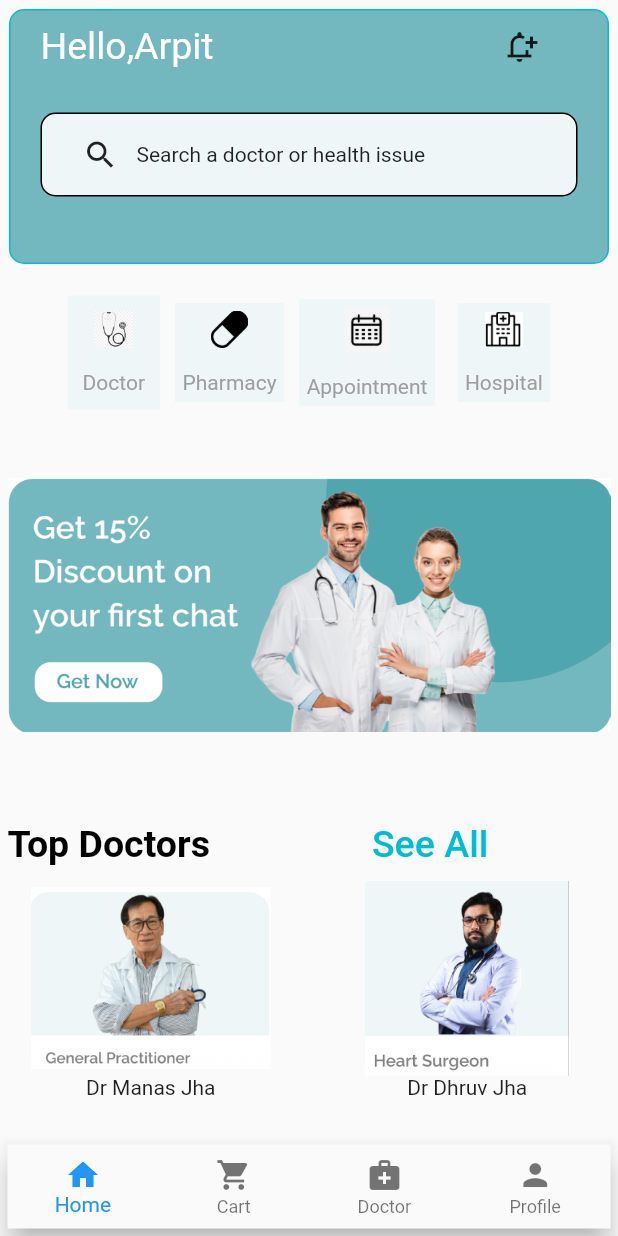
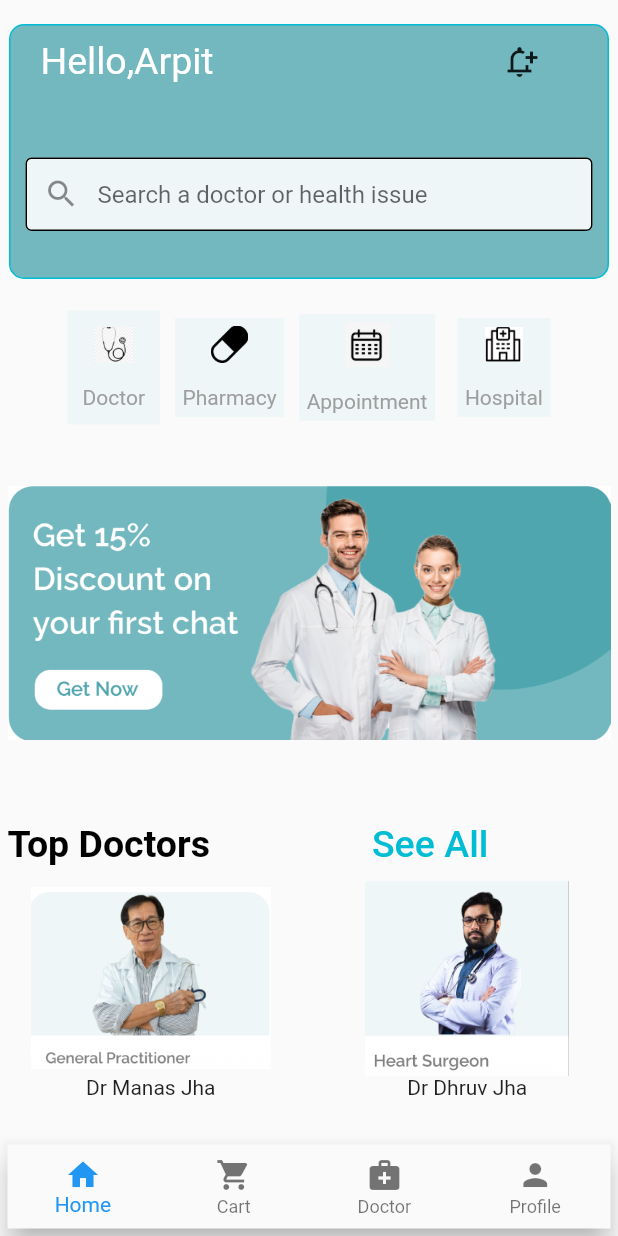
Before and after one commit to iamadi1718/iamadi, a Flutter app: the third screen opened directly, on a phone screen of 412 x 824 dp. Run offline on Flutter 3.47's test engine with Material 2 defaults, Android fonts, the phone set to English and light mode, and no system bars.

Commit message:
Update arpit.dart
textfield

```diff
--- a/lib/arpit.dart
+++ b/lib/arpit.dart
@@ -15,12 +15,13 @@ class thirdState extends State<third> {
   Widget build(BuildContext context) {
     return Scaffold(
 
-      body: Padding(
+      body:  Padding(
           padding: EdgeInsets.all(5.0),
 
 
            child:Column(
             children:[
+              SizedBox(height: 10.0),
               Container(
 
                 decoration: BoxDecoration(
@@ -48,22 +49,34 @@ class thirdState extends State<third> {
                   IconButton(onPressed: (){}, icon: Icon(Icons.notification_add_outlined)),
                 ],
               ),
+                  SizedBox(height: 30.0),
+                  Container(
+                    margin: EdgeInsets.all(10.0),
 
 
-            Container(
-              decoration: BoxDecoration(
-                  border: Border.all(color: Colors.black),
-                  color: Color(0xffEEF6F7),
-                  borderRadius: BorderRadius.circular(10)),
-              // height: 70,
-              margin: const EdgeInsets.all(20),
-              padding: EdgeInsets.fromLTRB(15.0, 3.0, 20.0, 3.0),
-              child:Row(
-                children: [
-                  IconButton(onPressed: (){}, icon: Icon(Icons.search)),
 
-                  Text('Search a doctor or health issue'),
-                ],
+                  child:TextField(
+                      decoration: InputDecoration(
+                        contentPadding: EdgeInsets.fromLTRB(20.0, 15.0, 50.0, 15.0),
+
+
+
+                        enabledBorder:OutlineInputBorder(
+                          borderSide: BorderSide(color:Colors.black),
+
+
+                        ),
+                        border: OutlineInputBorder(
+                          borderRadius: BorderRadius.circular(10.0),
+
+
+                        ),
+                        hintText: 'Search a doctor or health issue',
+
+                        prefixIcon: Icon(Icons.search),
+                        fillColor: Color(0xffEEF6F7),
+                        filled: true,
+                      )
 
                   ),
                   ),
@@ -299,6 +312,7 @@ class thirdState extends State<third> {
     ],
     ),
     ),
+
     );
 
 
```
Lines whose indentation alone changed are shown as unchanged.
